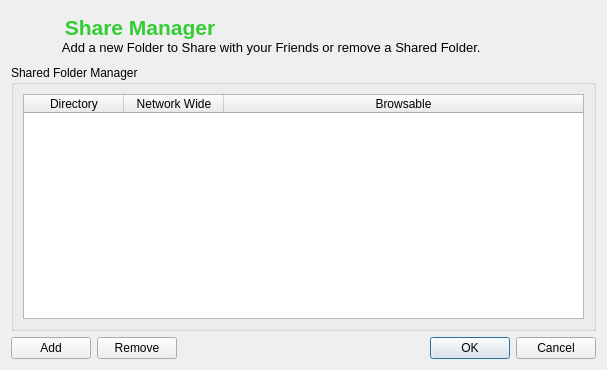
The window that retroshare-gui/src/gui/ShareManager.ui (RetroShare/RetroShare) describes before a commit, drawn with Qt 5.
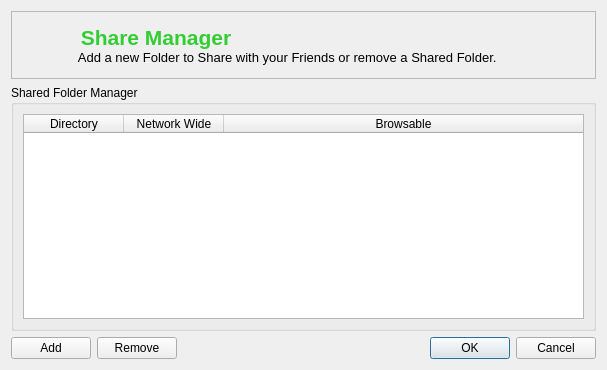
The same window after the commit. Icons and pictures are not drawn.

Commit message: added to Friends own Avatar and own nick labels changed to ShareManager Title Background

The edit to the form file:
```diff
--- a/retroshare-gui/src/gui/ShareManager.ui
+++ b/retroshare-gui/src/gui/ShareManager.ui
@@ -17,12 +17,20 @@
    <iconset resource="images.qrc">
     <normaloff>:/images/rstray3.png</normaloff>:/images/rstray3.png</iconset>
   </property>
-  <layout class="QGridLayout">
+  <layout class="QGridLayout" name="gridLayout_2">
    <item row="0" column="0" colspan="4">
-    <layout class="QGridLayout">
-     <property name="horizontalSpacing">
-      <number>0</number>
+    <widget class="QFrame" name="frame">
+     <property name="styleSheet">
+      <string notr="true">background-image: url(:/images/connect/connectFriendBanner.png)
+</string>
      </property>
+     <property name="frameShape">
+      <enum>QFrame::StyledPanel</enum>
+     </property>
+     <property name="frameShadow">
+      <enum>QFrame::Raised</enum>
+     </property>
+     <layout class="QGridLayout" name="gridLayout">
      <item row="0" column="0">
       <widget class="QLabel" name="piclabel">
        <property name="minimumSize">
@@ -64,6 +72,7 @@
       </widget>
      </item>
     </layout>
+    </widget>
    </item>
    <item row="1" column="0" colspan="4">
     <widget class="QGroupBox" name="groupBox">
```
Left out of the diff: 4 changed lines with no effect on the pictures. Lines whose indentation alone changed are shown as unchanged. The commit also changes 3 other files.
